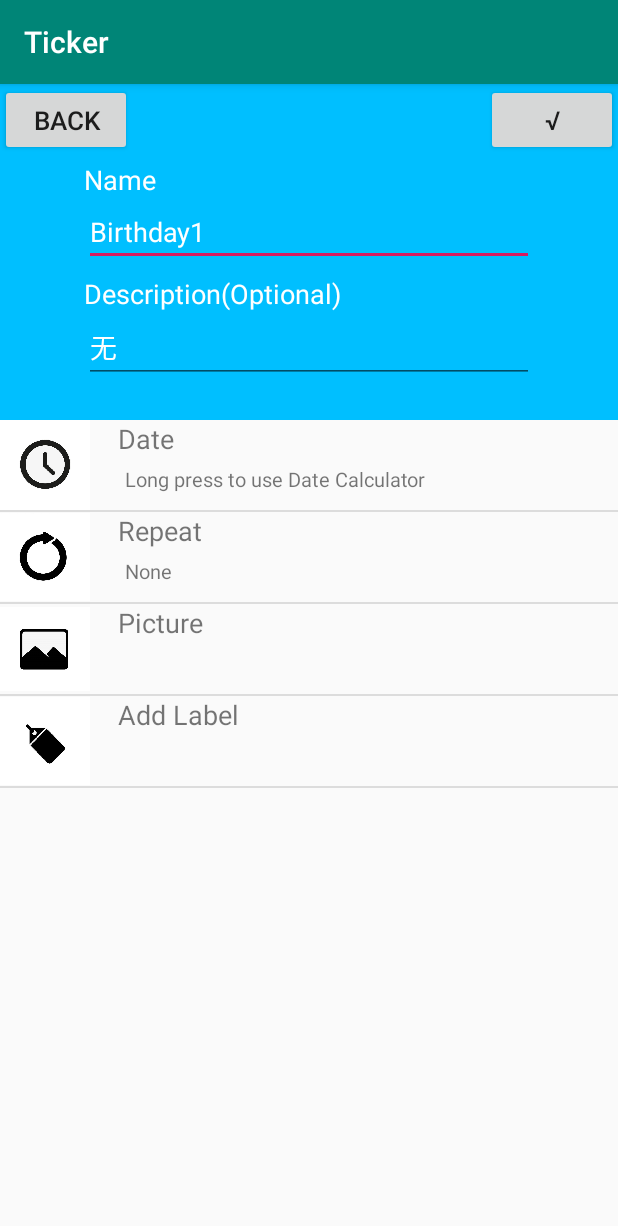
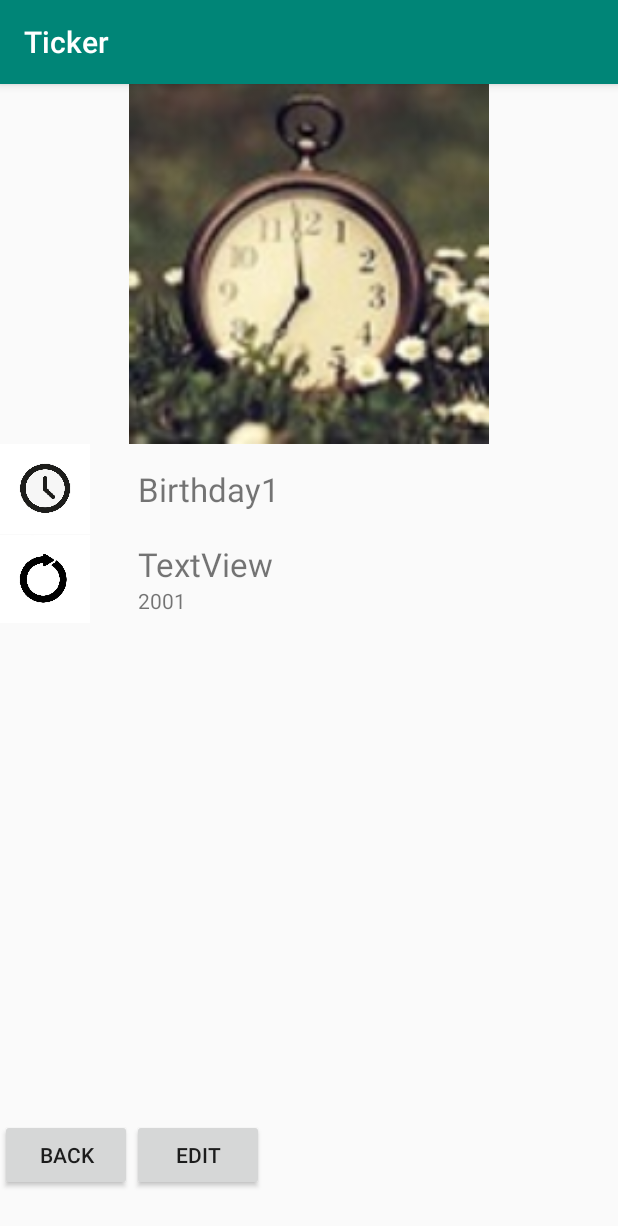
Before and after one commit to yuxin-git/iTimeApplication, an Android app: the screen it shows after launch (EditTimeActivity before the commit, TimeDetailsActivity after it), after a tap on "DAYS", on a phone screen of 412 x 824 dp. Shown: the top 1226 px of the screen. Run offline under Robolectric (Android 15) with nearby library versions, the light colour scheme and no system bars.

Commit message:
新建了一个Activity，实现了点击listview中的一个item会打开相应的详情Activity，详情Activity中点击Edit按钮则进入编辑界面进行编辑

```diff
--- a/app/src/main/AndroidManifest.xml
+++ b/app/src/main/AndroidManifest.xml
@@ -9,7 +9,8 @@
         android:roundIcon="@mipmap/ic_launcher_round"
         android:supportsRtl="true"
         android:theme="@style/AppTheme">
-        <activity android:name=".EditTimeActivity"></activity>
+        <activity android:name=".TimeDetailsActivity"></activity>
+        <activity android:name=".EditTimeActivity" />
         <activity android:name=".MainActivity">
             <intent-filter>
                 <action android:name="android.intent.action.MAIN" />
--- a/app/src/main/java/com/example/itimeapplication/MainActivity.java
+++ b/app/src/main/java/com/example/itimeapplication/MainActivity.java
@@ -30,7 +30,7 @@ public class MainActivity extends AppCompatActivity {
     ListView listViewTime;
     private Button buttonAdd;
     private static final int REQUEST_CODE_NEW_TIME = 201;
-    private static final int REQUEST_CODE_UPDATE_TIME = 202;
+    private static final int REQUEST_CODE_DETAILS = 203;
 
     @Override
     protected void onCreate(Bundle savedInstanceState) {
@@ -62,13 +62,13 @@ public class MainActivity extends AppCompatActivity {
                 TextView textViewdate=view.findViewById(R.id.text_view_date);
                 TextView textViewdescription=view.findViewById(R.id.text_view_description);
 
-                Intent intent=new Intent(MainActivity.this, EditTimeActivity.class);
+                Intent intent=new Intent(MainActivity.this, TimeDetailsActivity.class);
                 intent.putExtra("time_position",i);
                 intent.putExtra("time_name",textViewname.getText().toString().trim());
                 intent.putExtra("time_date",textViewdate.getText().toString().trim());
                 intent.putExtra("time_description",textViewdescription.getText().toString().trim());
 
-                startActivityForResult(intent,REQUEST_CODE_UPDATE_TIME);
+                startActivityForResult(intent,REQUEST_CODE_DETAILS);
 
 
             }
@@ -91,7 +91,7 @@ public class MainActivity extends AppCompatActivity {
                     times.add(new Time(R.drawable.a1,"未知", name, "data", description));
                     theAdapter.notifyDataSetChanged();
                 }
-            case REQUEST_CODE_UPDATE_TIME:
+            case REQUEST_CODE_DETAILS:
                 if (resultCode == RESULT_OK) {
                     int position = data.getIntExtra("edit_position", 0);
                     String name = data.getStringExtra("time_name");
--- /dev/null
+++ b/app/src/main/java/com/example/itimeapplication/TimeDetailsActivity.java
@@ -0,0 +1,81 @@
+package com.example.itimeapplication;
+
+import androidx.annotation.Nullable;
+import androidx.appcompat.app.AppCompatActivity;
+
+import android.content.Intent;
+import android.os.Bundle;
+import android.view.View;
+import android.widget.Button;
+import android.widget.EditText;
+import android.widget.ImageView;
+import android.widget.TextView;
+
+import com.example.itimeapplication.data.model.Time;
+
+public class TimeDetailsActivity extends AppCompatActivity {
+
+    private ImageView imageViewPicture;
+    private TextView textViewName,textViewDate;
+    private String timeDescription;
+    private int position;
+    private Button buttonBack,buttonEdit;
+    private static final int REQUEST_CODE_UPDATE_TIME = 202;
+    @Override
+    protected void onCreate(Bundle savedInstanceState) {
+        super.onCreate(savedInstanceState);
+        setContentView(R.layout.activity_time_details);
+
+        position = getIntent().getIntExtra("time_position", 0);
+        imageViewPicture = findViewById(R.id.image_view_det_pic);
+        textViewName = findViewById(R.id.text_view_det_name);
+        textViewName.setText(getIntent().getStringExtra("time_name"));
+        textViewDate = findViewById(R.id.text_view_det_date);
+        textViewDate.setText(getIntent().getStringExtra("time_date"));
+        timeDescription=getIntent().getStringExtra("time_description");
+
+
+        buttonBack = findViewById(R.id.button_det_back);
+        buttonBack.setOnClickListener(new View.OnClickListener() {
+            @Override
+            public void onClick(View view) {
+                Intent intent=new Intent();
+                //将要传递的值附加到Intent对象
+                intent.putExtra("edit_position",position);
+                intent.putExtra("time_name",textViewName.getText().toString().trim());
+                intent.putExtra("time_description",timeDescription);
+                setResult(RESULT_OK,intent);
+
+                TimeDetailsActivity.this.finish();
+            }
+        });
+
+        buttonEdit=findViewById(R.id.button_det_edit);
+        buttonEdit.setOnClickListener(new View.OnClickListener() {
+            @Override
+            public void onClick(View view) {
+                Intent intent=new Intent(TimeDetailsActivity.this, EditTimeActivity.class);
+                intent.putExtra("time_name",textViewName.getText().toString().trim());
+                intent.putExtra("time_date",textViewDate.getText().toString().trim());
+                intent.putExtra("time_description",timeDescription);
+
+                startActivityForResult(intent,REQUEST_CODE_UPDATE_TIME);
+            }
+        });
+    }
+    @Override
+    protected void onActivityResult(int requestCode, int resultCode, @Nullable Intent data) {
+        super.onActivityResult(requestCode, resultCode, data);
+        if (requestCode == REQUEST_CODE_UPDATE_TIME) {
+            if (resultCode == RESULT_OK) {
+                String name = data.getStringExtra("time_name");
+
+                timeDescription = data.getStringExtra("time_description");
+
+                textViewName.setText(name);
+
+            }
+        }
+    }
+
+}
--- /dev/null
+++ b/app/src/main/res/layout/activity_time_details.xml
@@ -0,0 +1,93 @@
+<?xml version="1.0" encoding="utf-8"?>
+<androidx.constraintlayout.widget.ConstraintLayout xmlns:android="http://schemas.android.com/apk/res/android"
+    xmlns:app="http://schemas.android.com/apk/res-auto"
+    xmlns:tools="http://schemas.android.com/tools"
+    android:layout_width="match_parent"
+    android:layout_height="match_parent"
+    tools:context=".TimeDetailsActivity">
+
+    <FrameLayout
+        android:id="@+id/frameLayout"
+        android:layout_width="fill_parent"
+        android:layout_height="240dp"
+        app:layout_constraintStart_toStartOf="parent"
+        app:layout_constraintTop_toTopOf="parent">
+
+
+        <ImageView
+            android:id="@+id/image_view_det_pic"
+            android:layout_width="match_parent"
+            android:layout_height="match_parent"
+            app:srcCompat="@drawable/a1" />
+    </FrameLayout>
+
+    <ImageView
+        android:id="@+id/image_view_det_name"
+        android:layout_width="60dp"
+        android:layout_height="60dp"
+        app:layout_constraintStart_toStartOf="parent"
+        app:layout_constraintTop_toBottomOf="@+id/frameLayout"
+        app:srcCompat="@drawable/con1" />
+
+    <ImageView
+        android:id="@+id/image_view_det_remain"
+        android:layout_width="60dp"
+        android:layout_height="60dp"
+        app:layout_constraintStart_toStartOf="parent"
+        app:layout_constraintTop_toBottomOf="@+id/image_view_det_name"
+        app:srcCompat="@drawable/con2" />
+
+    <TextView
+        android:id="@+id/text_view_det_name"
+        android:layout_width="wrap_content"
+        android:layout_height="wrap_content"
+        android:layout_marginStart="32dp"
+        android:layout_marginLeft="32dp"
+        android:layout_marginTop="15dp"
+        android:text="TextView"
+        android:textSize="22dp"
+        app:layout_constraintStart_toEndOf="@+id/image_view_det_name"
+        app:layout_constraintTop_toTopOf="@+id/image_view_det_name" />
+
+    <TextView
+        android:id="@+id/text_view_det_remain_time"
+        android:layout_width="wrap_content"
+        android:layout_height="wrap_content"
+        android:layout_marginStart="32dp"
+        android:layout_marginLeft="32dp"
+        android:layout_marginTop="5dp"
+        android:text="TextView"
+        android:textSize="22dp"
+        app:layout_constraintStart_toEndOf="@+id/image_view_det_remain"
+        app:layout_constraintTop_toTopOf="@+id/image_view_det_remain" />
+
+    <TextView
+        android:id="@+id/text_view_det_date"
+        android:layout_width="wrap_content"
+        android:layout_height="wrap_content"
+        android:layout_marginStart="32dp"
+        android:layout_marginLeft="32dp"
+        android:text="TextView"
+        app:layout_constraintStart_toEndOf="@+id/image_view_det_remain"
+        app:layout_constraintTop_toBottomOf="@+id/text_view_det_remain_time" />
+
+    <Button
+        android:id="@+id/button_det_back"
+        android:layout_width="wrap_content"
+        android:layout_height="wrap_content"
+        android:layout_marginBottom="30dp"
+        android:text="Back"
+        app:layout_constraintBottom_toBottomOf="parent"
+        app:layout_constraintStart_toStartOf="parent" />
+
+    <Button
+        android:id="@+id/button_det_edit"
+        android:layout_width="wrap_content"
+        android:layout_height="wrap_content"
+        android:layout_marginBottom="30dp"
+        android:text="Edit"
+        app:layout_constraintBottom_toBottomOf="parent"
+        app:layout_constraintStart_toEndOf="@+id/button_det_back" />
+
+
+</androidx.constraintlayout.widget.ConstraintLayout>
```
